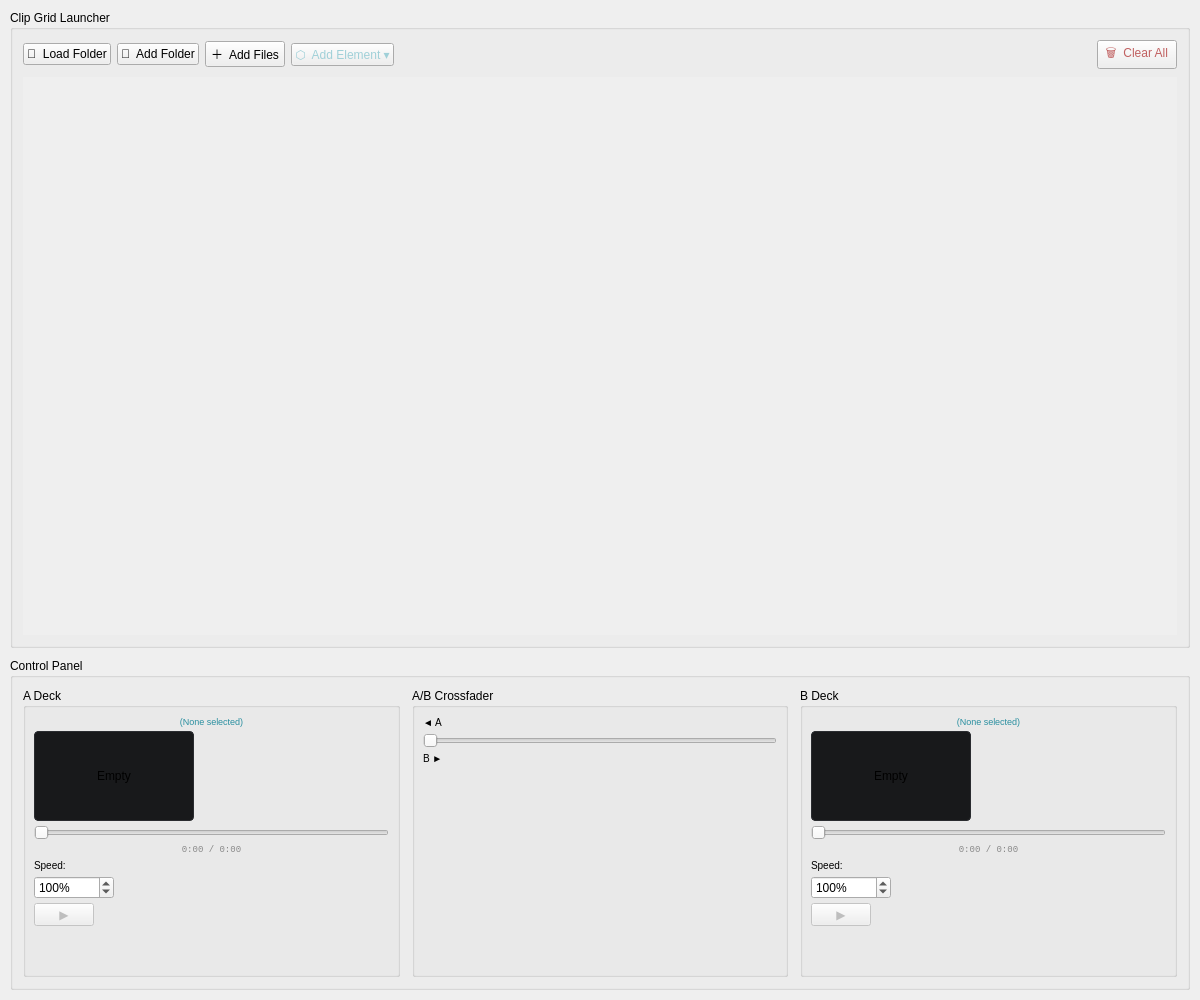
This is forms/MainWindow.ui in CutWire-Studios/Prism as Qt 5 draws it before an edit. The edited form follows.
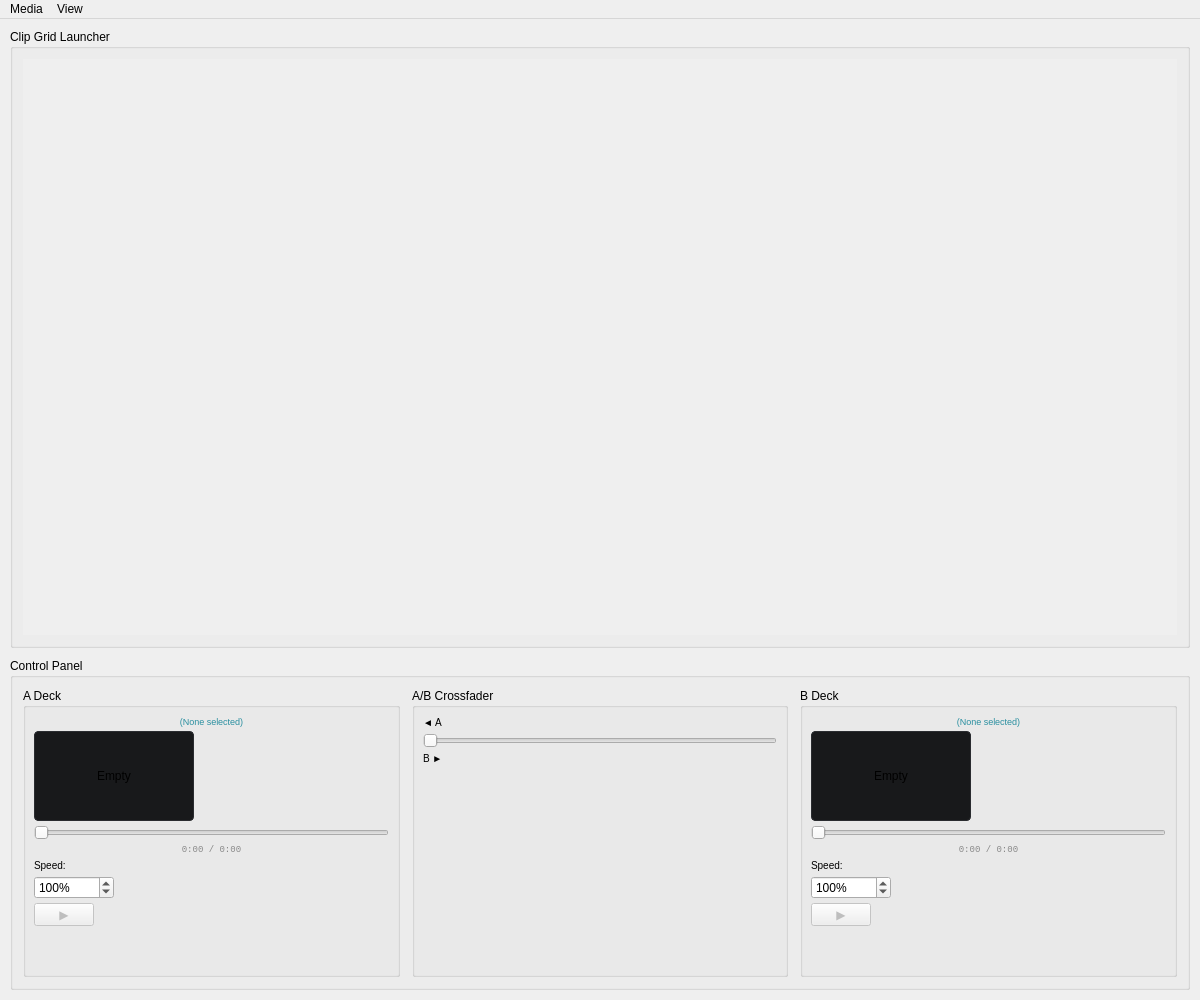
This is the edited form.

Commit message: feat: use menubar for better UX

```diff
--- a/forms/MainWindow.ui
+++ b/forms/MainWindow.ui
@@ -57,58 +57,6 @@
        <property name="bottomMargin">
         <number>10</number>
        </property>
-       <item>
-        <widget class="QWidget" name="mediaToolbar" native="true">
-         <layout class="QHBoxLayout" name="mediaToolbarLayout">
-          <property name="spacing"><number>6</number></property>
-          <property name="leftMargin"><number>0</number></property>
-          <property name="topMargin"><number>0</number></property>
-          <property name="rightMargin"><number>0</number></property>
-          <property name="bottomMargin"><number>0</number></property>
-          <item>
-           <widget class="QPushButton" name="loadFolderBtn">
-            <property name="text"><string>📁  Load Folder</string></property>
-            <property name="toolTip"><string>Load a folder — replaces current clips</string></property>
-           </widget>
-          </item>
-          <item>
-           <widget class="QPushButton" name="addFolderBtn">
-            <property name="text"><string>📂  Add Folder</string></property>
-            <property name="toolTip"><string>Append another folder's clips without replacing the current ones</string></property>
-           </widget>
-          </item>
-          <item>
-           <widget class="QPushButton" name="addFilesBtn">
-            <property name="text"><string>＋  Add Files</string></property>
-            <property name="toolTip"><string>Pick individual media files to add to the grid</string></property>
-           </widget>
-          </item>
-          <item>
-           <widget class="QPushButton" name="addElementBtn">
-            <property name="text"><string>⬡  Add Element ▾</string></property>
-            <property name="toolTip"><string>Add a new source element — video, photo, slideshow, camera, screen or colour</string></property>
-            <property name="styleSheet">
-             <string notr="true">QPushButton { color: #a0d0d8; border-color: #2a5c66; }
-QPushButton:hover { color: #c0e8f0; }</string>
-            </property>
-           </widget>
-          </item>
-          <item>
-           <spacer>
-            <property name="orientation"><enum>Qt::Horizontal</enum></property>
-            <property name="sizeHint" stdset="0"><size><width>40</width><height>20</height></size></property>
-           </spacer>
-          </item>
-          <item>
-           <widget class="QPushButton" name="clearAllBtn">
-            <property name="text"><string>🗑  Clear All</string></property>
-            <property name="toolTip"><string>Remove all clips from the grid</string></property>
-            <property name="styleSheet"><string notr="true">QPushButton { color: #c06060; } QPushButton:hover { color: #e07070; }</string></property>
-           </widget>
-          </item>
-         </layout>
-        </widget>
-       </item>
        <item>
         <widget class="QScrollArea" name="clipsScrollArea">
          <property name="styleSheet">
@@ -543,6 +491,86 @@
     </item>
    </layout>
   </widget>
+  <widget class="QMenuBar" name="menubar">
+   <property name="geometry">
+    <rect>
+     <x>0</x>
+     <y>0</y>
+     <width>1200</width>
+     <height>22</height>
+    </rect>
+   </property>
+   <widget class="QMenu" name="menuMedia">
+    <property name="title">
+     <string>Media</string>
+    </property>
+    <addaction name="actionLoadFolder"/>
+    <addaction name="actionAddFolder"/>
+    <addaction name="actionAddFiles"/>
+    <addaction name="separator"/>
+    <addaction name="actionClearAll"/>
+   </widget>
+   <widget class="QMenu" name="menuView">
+    <property name="title">
+     <string>View</string>
+    </property>
+    <addaction name="actionShowOutput"/>
+    <addaction name="actionStayOnTop"/>
+   </widget>
+   <addaction name="menuMedia"/>
+   <addaction name="menuView"/>
+  </widget>
+  <action name="actionLoadFolder">
+   <property name="text">
+    <string>Load Folder</string>
+   </property>
+   <property name="toolTip">
+    <string>Load a folder — replaces current clips</string>
+   </property>
+  </action>
+  <action name="actionAddFolder">
+   <property name="text">
+    <string>Add Folder</string>
+   </property>
+   <property name="toolTip">
+    <string>Append another folder's clips without replacing the current ones</string>
+   </property>
+  </action>
+  <action name="actionAddFiles">
+   <property name="text">
+    <string>Add Files…</string>
+   </property>
+   <property name="toolTip">
+    <string>Pick individual media files to add to the grid</string>
+   </property>
+  </action>
+  <action name="actionClearAll">
+   <property name="text">
+    <string>Clear All</string>
+   </property>
+   <property name="toolTip">
+    <string>Remove all clips from the grid</string>
+   </property>
+  </action>
+  <action name="actionShowOutput">
+   <property name="text">
+    <string>Output Window</string>
+   </property>
+   <property name="toolTip">
+    <string>Show the output window</string>
+   </property>
+  </action>
+  <action name="actionStayOnTop">
+   <property name="text">
+    <string>Stay on Top</string>
+   </property>
+   <property name="toolTip">
+    <string>Keep the output window above all other windows</string>
+   </property>
+   <property name="checkable">
+    <bool>true</bool>
+   </property>
+  </action>
  </widget>
  <resources/>
  <connections/>
```
The commit also changes 1 other file.
